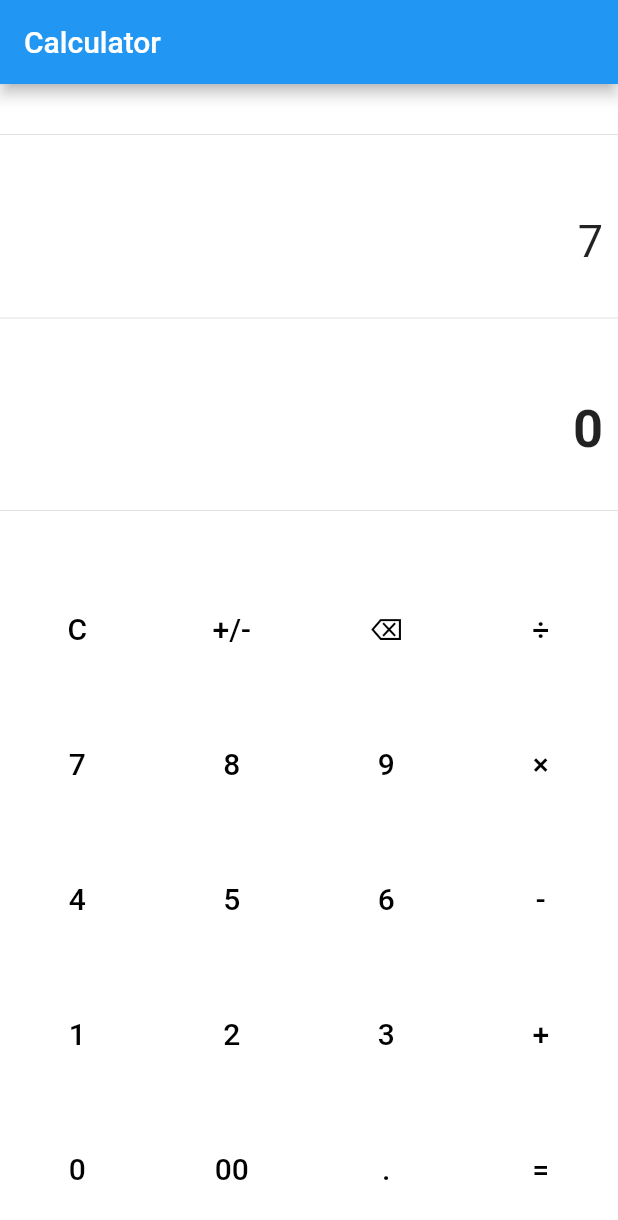
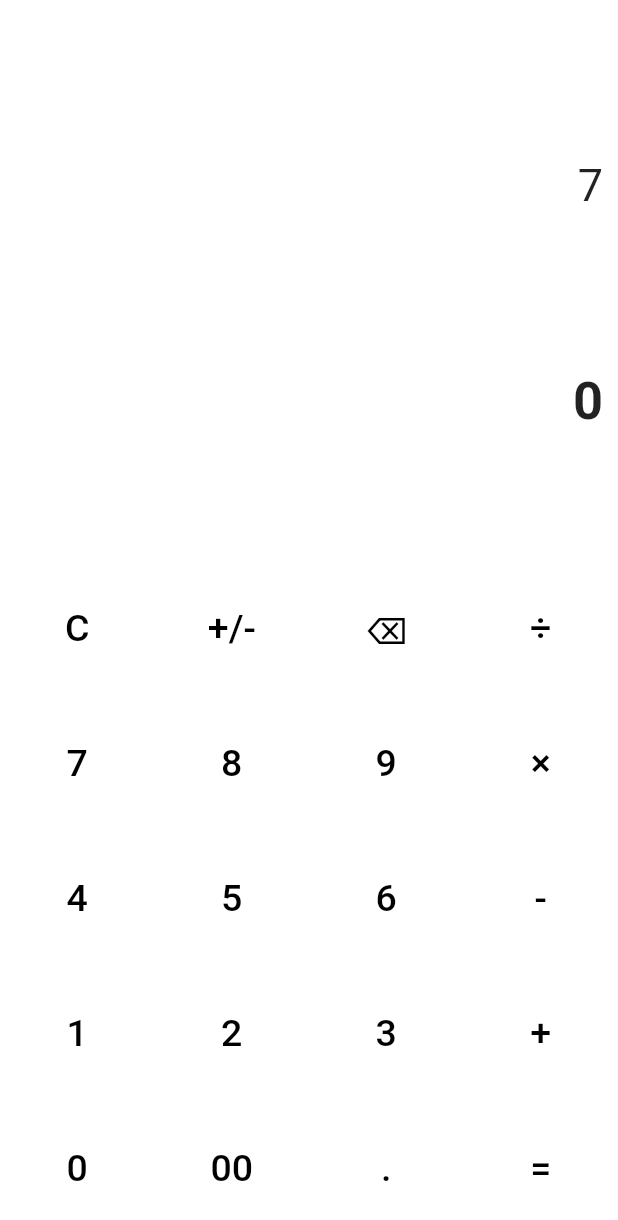
Before and after one commit to madhavanmaddy/calculator, a Flutter app: the screen it shows after launch, after a tap on an icon or button, on a phone screen of 412 x 824 dp. Shown: the top 1220 px of the screen. Run offline on Flutter 3.47's test engine with Material 2 defaults, Android fonts, the light colour scheme and no system bars; our stand-ins replace math_expressions.

Commit message:
bug fixes

```diff
--- a/lib/main.dart
+++ b/lib/main.dart
@@ -7,7 +7,10 @@ class MyApp extends StatelessWidget {
   @override
   Widget build(BuildContext context) {
     return MaterialApp(
+
+      debugShowCheckedModeBanner: false,
       home: CalPage(),
+      // theme: ThemeData(primaryColor: Colors),
     );
   }
 }
@@ -27,7 +30,8 @@ class _CalPageState extends State<CalPage> {
       child: MaterialButton(
         child: Text(
           buttonText,
-          style: TextStyle(fontSize: 20, color: Colors.black),
+          style: TextStyle(
+            fontSize: 25, color: Colors.black),
         ),
         color: Colors.white,
         elevation: 0.0,
@@ -65,7 +69,10 @@ class _CalPageState extends State<CalPage> {
 
       }
       else if(text == "="){
-        expression = equation;
+        if(equation=="0"){
+
+        }else{
+           expression = equation;
         expression = expression.replaceAll("×", "*");
         expression = expression.replaceAll("÷", "/");
         try{
@@ -79,6 +86,8 @@ class _CalPageState extends State<CalPage> {
           print(e);
           result = "Error";
         }
+        }
+
       }else if(text =="00"){
         if(equation=="0"){}
         else{
@@ -87,9 +96,12 @@ class _CalPageState extends State<CalPage> {
       }
       else {
         if(equation=="0"){
-          if(text == "÷"|| text=="×"||text=="+"||text=="-"){
+          if(text == "÷"|| text=="×"||text=="+"){
 
-          }else{equation = text;}
+          }else if(text=="-"){
+            equation = "0-";
+          }
+          else{equation = text;}
 
         } else {
           equation = equation + text;
@@ -100,28 +112,26 @@ class _CalPageState extends State<CalPage> {
   @override
   Widget build(BuildContext context) {
     return Scaffold(
-      appBar: AppBar(
-        title: Text('Calculator'),
-      ),
+      backgroundColor: Colors.white,
       body: Container(
         color: Colors.white,
         child: Column(
           children: [
             Expanded(
-              child: Divider(),
+              child: Divider(color: Colors.white,),
             ),
             Container(
               alignment: Alignment.centerRight,
               child: Text(equation,style:TextStyle(fontSize:30)),
               padding: EdgeInsets.fromLTRB(10, 20, 10, 0),
             ),
-            Expanded(child: Divider()),
+            Expanded(child: Divider(color: Colors.white,)),
             Container(
               alignment: Alignment.centerRight,
               child: Text(result,style:TextStyle(fontSize:35,fontWeight: FontWeight.bold)),
               padding: EdgeInsets.fromLTRB(10, 20, 10, 0),
             ),
-            Expanded(child: Divider()),
+            Expanded(child: Divider(color: Colors.white,)),
             Row(
               children: [
                 button("C"),
```
